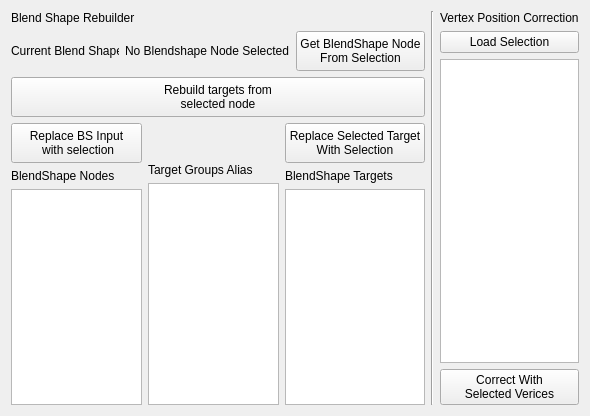
Qt form Python/Resources/RMblendShapeEditor.ui (rendermotion/RMPY) before a commit.
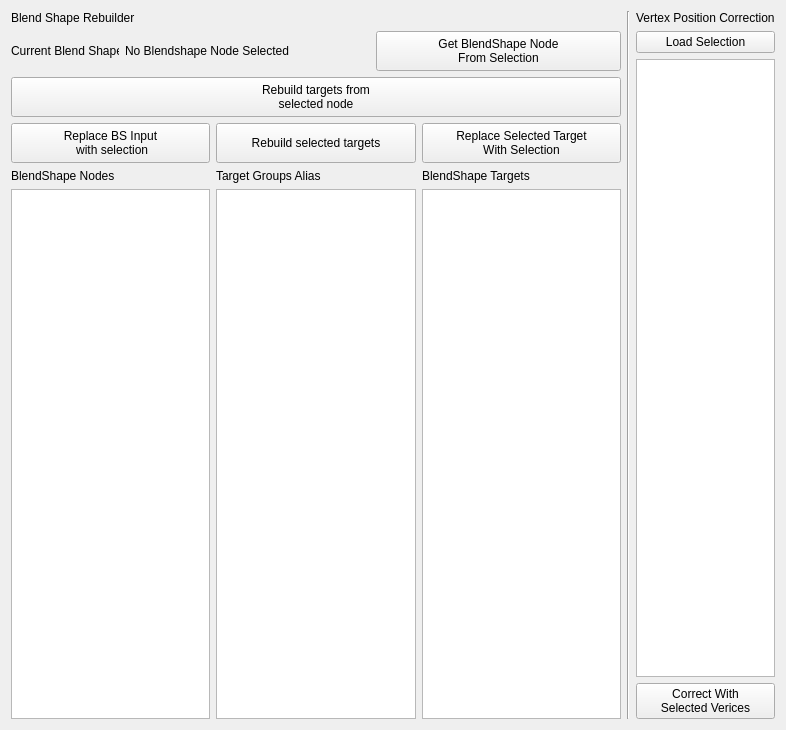
The same form after that commit.

Patch:
```diff
--- a/Python/Resources/RMblendShapeEditor.ui
+++ b/Python/Resources/RMblendShapeEditor.ui
@@ -6,8 +6,8 @@
    <rect>
     <x>0</x>
     <y>0</y>
-    <width>533</width>
-    <height>416</height>
+    <width>786</width>
+    <height>730</height>
    </rect>
   </property>
   <property name="windowTitle">
@@ -124,20 +124,17 @@
        <item>
         <layout class="QVBoxLayout" name="verticalLayout_2">
          <item>
-          <spacer name="verticalSpacer">
-           <property name="orientation">
-            <enum>Qt::Vertical</enum>
-           </property>
-           <property name="sizeType">
-            <enum>QSizePolicy::Fixed</enum>
-           </property>
-           <property name="sizeHint" stdset="0">
+          <widget class="QPushButton" name="RebuildSelectedTargets">
+           <property name="minimumSize">
             <size>
-             <width>20</width>
+             <width>0</width>
              <height>40</height>
             </size>
            </property>
-          </spacer>
+           <property name="text">
+            <string>Rebuild selected targets</string>
+           </property>
+          </widget>
          </item>
          <item>
           <widget class="QLabel" name="TargetGroupsLbl">
```
